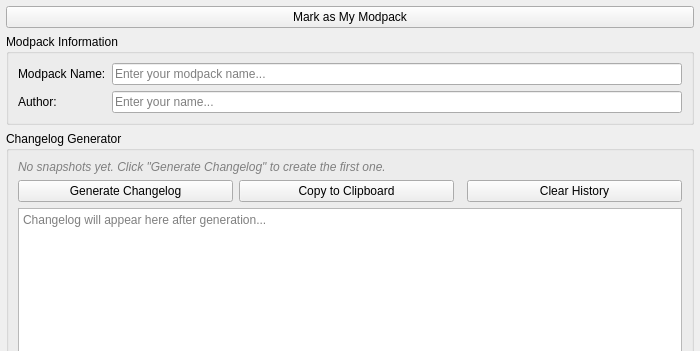
Qt form launcher/ui/pages/instance/ModpackCreatorPage.ui (FreesmTeam/FreesmLauncher) before a commit; both pictures show x 0 to 700 and y 0 to 351 of the 700 by 600 pixel window.
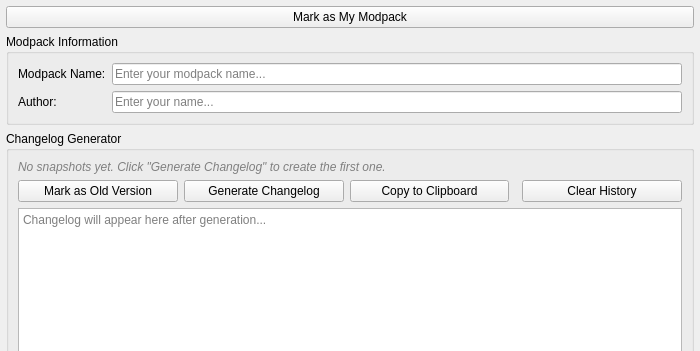
The same form after that commit.

Commit message: fix: Adjust modpack creator workflow to compare with baseline

Diff of the .ui file:
```diff
--- a/launcher/ui/pages/instance/ModpackCreatorPage.ui
+++ b/launcher/ui/pages/instance/ModpackCreatorPage.ui
@@ -102,6 +102,19 @@
       <!-- Buttons row -->
       <item>
        <layout class="QHBoxLayout" name="changelogButtonsLayout">
+        <item>
+         <widget class="QPushButton" name="markAsOldVersionBtn">
+          <property name="text">
+           <string>Mark as Old Version</string>
+          </property>
+          <property name="toolTip">
+           <string>Save the current mod list as the baseline to compare against later</string>
+          </property>
+          <property name="minimumHeight">
+           <number>32</number>
+          </property>
+         </widget>
+        </item>
         <item>
          <widget class="QPushButton" name="generateChangelogBtn">
           <property name="text">
```
Left out of the diff: 2 changed lines with no effect on the pictures. The commit also changes 5 other files.
